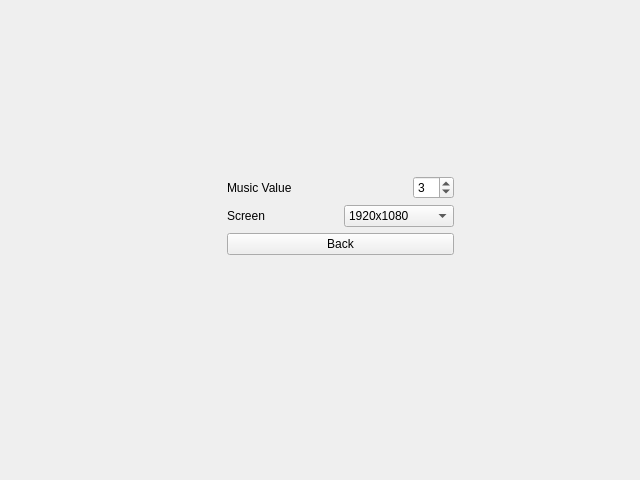
Above: settings.ui from spiritt123/electronic before the change. Below: the same form after it.
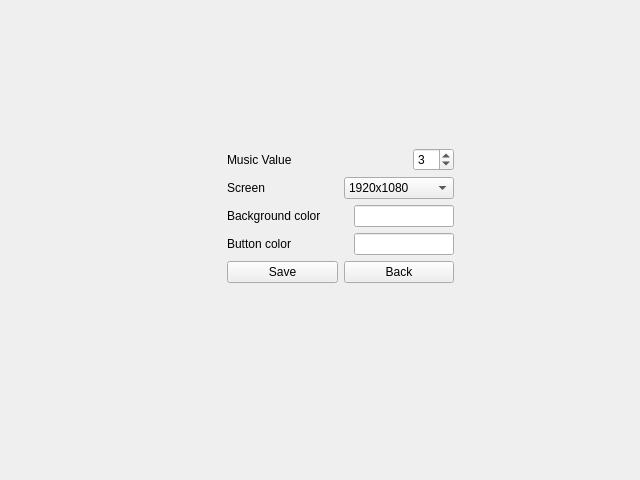
That is the form after the change.

What changed in the file:
```diff
--- a/settings.ui
+++ b/settings.ui
@@ -112,11 +112,70 @@
         </layout>
        </item>
        <item>
-        <widget class="QPushButton" name="Back_button">
-         <property name="text">
-          <string>Back</string>
-         </property>
-        </widget>
+        <layout class="QHBoxLayout" name="horizontalLayout_5">
+         <item>
+          <widget class="QLabel" name="Screen_label_2">
+           <property name="text">
+            <string>Background color</string>
+           </property>
+          </widget>
+         </item>
+         <item>
+          <widget class="QLineEdit" name="line_color_background">
+           <property name="maximumSize">
+            <size>
+             <width>100</width>
+             <height>16777215</height>
+            </size>
+           </property>
+           <property name="maxLength">
+            <number>7</number>
+           </property>
+          </widget>
+         </item>
+        </layout>
+       </item>
+       <item>
+        <layout class="QHBoxLayout" name="horizontalLayout_6">
+         <item>
+          <widget class="QLabel" name="Screen_label_3">
+           <property name="text">
+            <string>Button color</string>
+           </property>
+          </widget>
+         </item>
+         <item>
+          <widget class="QLineEdit" name="line_color_button">
+           <property name="maximumSize">
+            <size>
+             <width>100</width>
+             <height>16777215</height>
+            </size>
+           </property>
+           <property name="maxLength">
+            <number>7</number>
+           </property>
+          </widget>
+         </item>
+        </layout>
+       </item>
+       <item>
+        <layout class="QHBoxLayout" name="horizontalLayout_4">
+         <item>
+          <widget class="QPushButton" name="Save_button">
+           <property name="text">
+            <string>Save</string>
+           </property>
+          </widget>
+         </item>
+         <item>
+          <widget class="QPushButton" name="Back_button">
+           <property name="text">
+            <string>Back</string>
+           </property>
+          </widget>
+         </item>
+        </layout>
        </item>
        <item>
         <spacer name="verticalSpacer">
```
Left out of the diff: 19 changed lines with no effect on the pictures.
